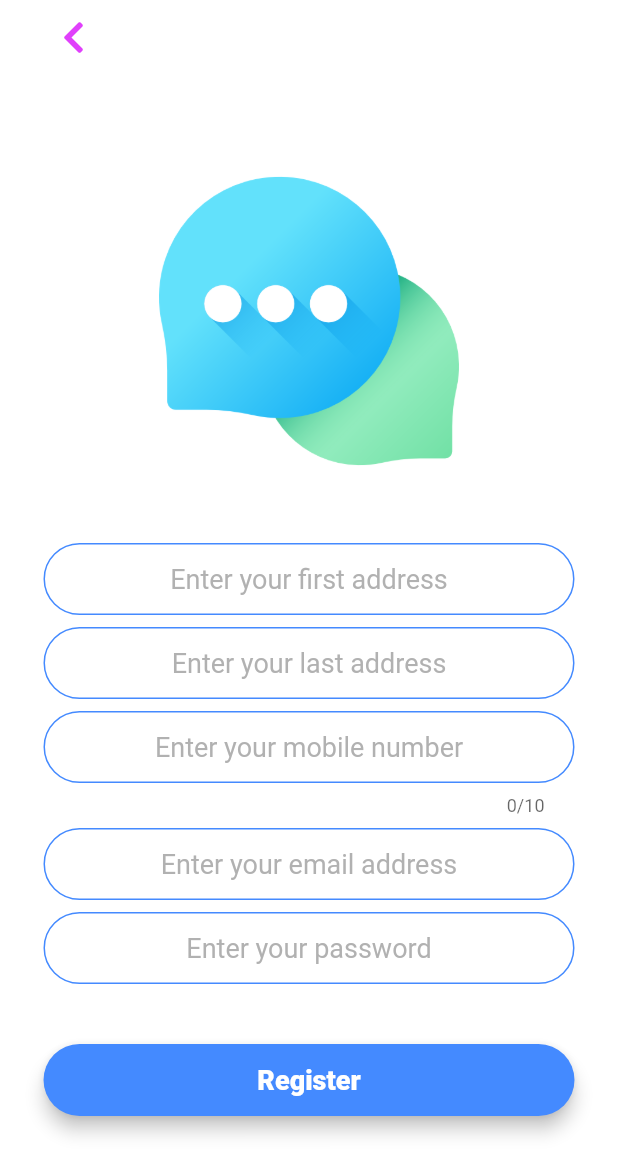
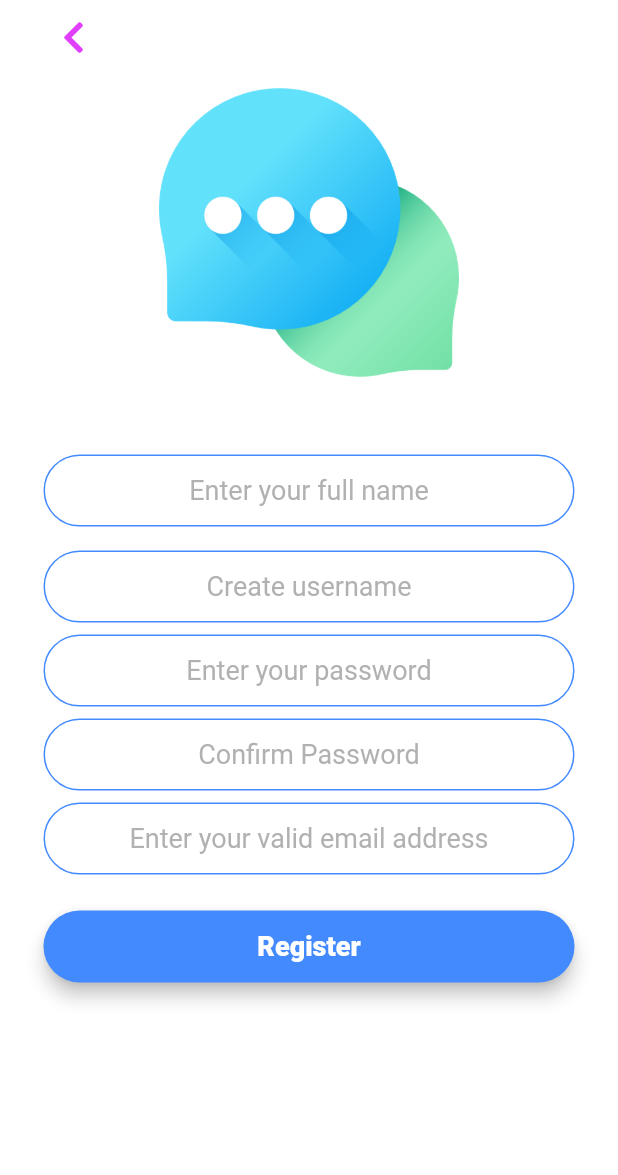
Before and after one commit to adispatil/Flutter-InProspectus-Assignment, a Flutter app: the screen it shows after launch, after a tap on "Register", on a phone screen of 412 x 824 dp. Shown: the top 1175 px of the screen. Run offline on Flutter 3.47's test engine with Material 2 defaults, Android fonts, the phone set to English and light mode, and no system bars; our stand-ins replace font_awesome_flutter.

```diff
--- a/lib/screens/registration_screen.dart
+++ b/lib/screens/registration_screen.dart
@@ -35,7 +35,10 @@ class _RegistrationScreenState extends State<RegistrationScreen> {
 
               ///login ui
               Expanded(
-                child: Center(
+                child: ListView(
+                  shrinkWrap: true,
+                  children: <Widget>[
+                    Center(
                       child: ListView(
                         shrinkWrap: true,
                         padding: EdgeInsets.all(5.0),
@@ -70,40 +73,57 @@ class _RegistrationScreenState extends State<RegistrationScreen> {
                             height: 8.0,
                           ),
 
-                      /// Last Name
-                      TextField(
-                        style: kRegularInputTextStyle,
-                        textAlign: TextAlign.center,
-                        keyboardType: TextInputType.name,
-                        textInputAction: TextInputAction.next,
-                        textCapitalization: TextCapitalization.words,
-                        onChanged: (value) {
-                          _mLastName = value;
-                        },
-                        obscureText: false,
-                        decoration: kInputDecorationStyle.copyWith(
-                            hintText: kHintEnterYourLastName),
-                      ),
-
                           SizedBox(
                             height: 8.0,
                           ),
 
-                      /// Mobile number
+                          /// create user name
                           TextField(
                             style: kRegularInputTextStyle,
                             textAlign: TextAlign.center,
-                        maxLength: 10,
-                        keyboardType: TextInputType.phone,
+                            keyboardType: TextInputType.emailAddress,
+                            textInputAction: TextInputAction.next,
+                            onChanged: (value) {
+                              _mEmail = value;
+                            },
+                            obscureText: false,
+                            decoration: kInputDecorationStyle.copyWith(
+                                hintText: kHintCreateUserName),
+                          ),
+                          SizedBox(
+                            height: 8.0,
+                          ),
+
+                          /// Password
+                          TextField(
+                            style: kRegularInputTextStyle,
+                            textAlign: TextAlign.center,
+                            keyboardType: TextInputType.text,
+                            textInputAction: TextInputAction.done,
+                            onChanged: (value) {
+                              _mPassword = value;
+                            },
+                            obscureText: true,
+                            decoration: kInputDecorationStyle.copyWith(
+                                hintText: kHintEnterYourPassword),
+                          ),
+                          SizedBox(
+                            height: 8.0,
+                          ),
+
+                          /// confirm password
+                          TextField(
+                            style: kRegularInputTextStyle,
+                            textAlign: TextAlign.center,
+                            keyboardType: TextInputType.text,
                             textInputAction: TextInputAction.next,
                             onChanged: (value) {
                               _mMobileNumber = value;
                             },
                             obscureText: false,
                             decoration: kInputDecorationStyle.copyWith(
-                            hintText: kHintEnterYourMobile),
+                                hintText: kHintConfirmPassword),
                           ),
-
                           SizedBox(
                             height: 8.0,
                           ),
@@ -125,23 +145,6 @@ class _RegistrationScreenState extends State<RegistrationScreen> {
                             height: 8.0,
                           ),
 
-                      /// Password
-                      TextField(
-                        style: kRegularInputTextStyle,
-                        textAlign: TextAlign.center,
-                        keyboardType: TextInputType.text,
-                        textInputAction: TextInputAction.done,
-                        onChanged: (value) {
-                          _mPassword = value;
-                        },
-                        obscureText: true,
-                        decoration: kInputDecorationStyle.copyWith(
-                            hintText: kHintEnterYourPassword),
-                      ),
-                      SizedBox(
-                        height: 24.0,
-                      ),
-
                           /// register button
                           RoundedButtons(
                             mColor: Colors.blueAccent,
@@ -161,6 +164,8 @@ class _RegistrationScreenState extends State<RegistrationScreen> {
                         ],
                       ),
                     ),
+                  ],
+                ),
               )
             ],
           ),
--- a/lib/utils/app_constants.dart
+++ b/lib/utils/app_constants.dart
@@ -2,9 +2,12 @@
 const kLblSignIn = 'Sign In';
 const kLblRegister = 'Register';
 
+String kMenuOptionLogin = 'Sign In';
+String kMenuOptionSetting = 'Settings';
+
 //****** Hints constants
-const kHintEnterYourEmailAddress = 'Enter your email address';
+const kHintEnterYourEmailAddress = 'Enter your valid email address';
+const kHintCreateUserName = 'Create username';
 const kHintEnterYourPassword = 'Enter your password';
-const kHintEnterYourFirstName = 'Enter your first address';
-const kHintEnterYourLastName = 'Enter your last address';
-const kHintEnterYourMobile = 'Enter your mobile number';
+const kHintEnterYourFirstName = 'Enter your full name';
+const kHintConfirmPassword = 'Confirm Password';
```
Also changed, not shown: lib/screens/home_screen.dart (+74 -2 lines), lib/utils/dummy_data.dart (added, +13 -0 lines), lib/widgets/ask_question_textfield_widget.dart (added, +33 -0 lines), lib/widgets/post_button_widget.dart (added, +33 -0 lines). Lines whose indentation alone changed are shown as unchanged.
